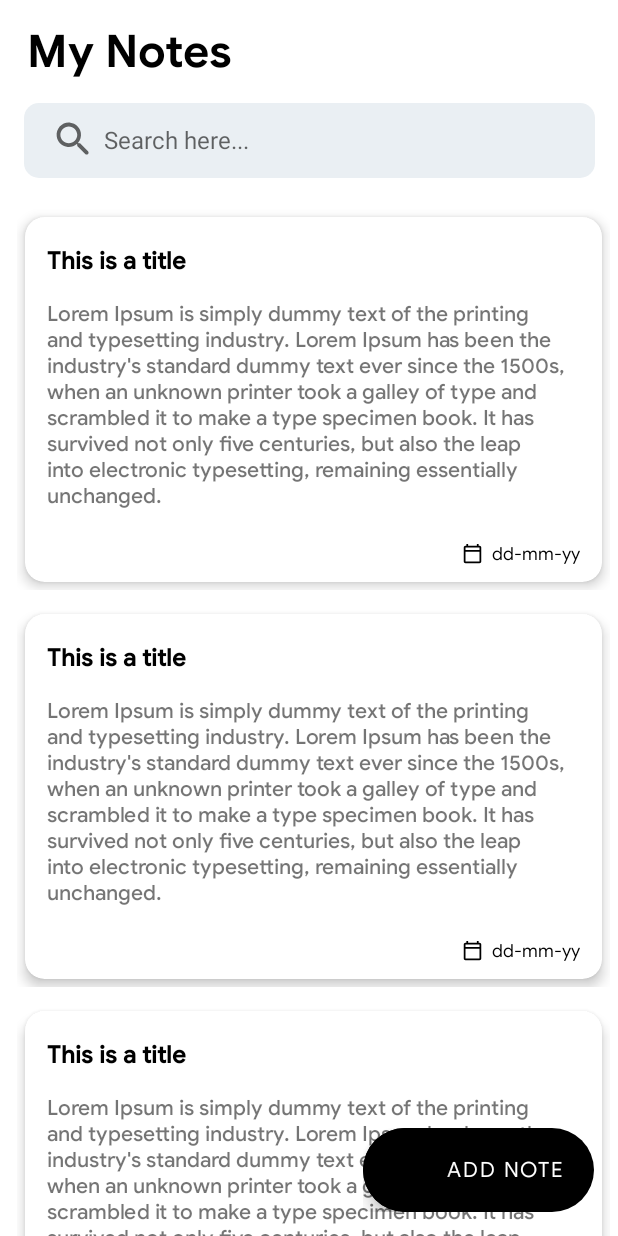
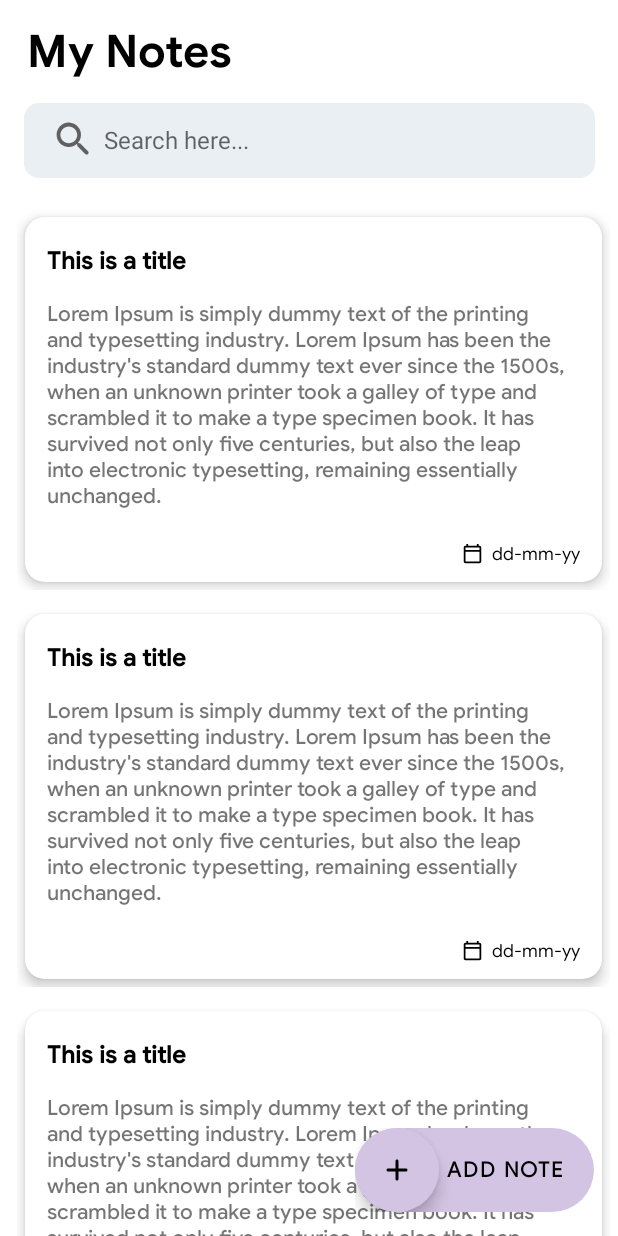
Before and after one commit to SunayanPradhan/NOTESNAP, an Android app: the layout fragment_note.xml on its own in the app's theme, with its tools: preview values and no code run, on a phone screen of 412 x 824 dp. Run offline under Robolectric (Android 15) with nearby library versions, the phone set to English and light mode, and no system bars.

Commit message:
Final Commit

```diff
--- a/app/build.gradle
+++ b/app/build.gradle
@@ -47,6 +47,7 @@ dependencies {
     testImplementation 'junit:junit:4.+'
     androidTestImplementation 'androidx.test.ext:junit:1.1.3'
     androidTestImplementation 'androidx.test.espresso:espresso-core:3.4.0'
+
 
     implementation 'androidx.legacy:legacy-support-v4:1.0.0'
     def lifecycle_version = "2.3.1"
--- a/app/src/main/AndroidManifest.xml
+++ b/app/src/main/AndroidManifest.xml
@@ -4,7 +4,7 @@
 
     <application
         android:allowBackup="true"
-        android:icon="@mipmap/ic_launcher"
+        android:icon="@drawable/notesnap_logo"
         android:label="@string/app_name"
         android:roundIcon="@mipmap/ic_launcher_round"
         android:supportsRtl="true"
@@ -13,9 +13,11 @@
             android:name=".activities.MainActivity"
             android:exported="true">
             <intent-filter>
+
                 <action android:name="android.intent.action.MAIN" />
 
                 <category android:name="android.intent.category.LAUNCHER" />
+
             </intent-filter>
         </activity>
     </application>
--- a/app/src/main/java/com/sunayanpradhan/notesnap/activities/MainActivity.kt
+++ b/app/src/main/java/com/sunayanpradhan/notesnap/activities/MainActivity.kt
@@ -5,6 +5,7 @@ import android.content.DialogInterface
 import androidx.appcompat.app.AppCompatActivity
 import android.os.Bundle
 import android.util.Log
+import android.view.Window
 import android.widget.Toast
 import androidx.fragment.app.Fragment
 import androidx.lifecycle.ViewModelProvider
@@ -18,6 +19,8 @@ import com.sunayanpradhan.notesnap.viewModel.NoteActivityViewModelFactory
 import java.lang.Exception
 
 class MainActivity : AppCompatActivity() {
+
+
 
     lateinit var noteActivityViewModel: NoteActivityViewModel
     lateinit var binding: ActivityMainBinding
--- a/app/src/main/java/com/sunayanpradhan/notesnap/viewModel/NoteActivityViewModel.kt
+++ b/app/src/main/java/com/sunayanpradhan/notesnap/viewModel/NoteActivityViewModel.kt
@@ -23,7 +23,7 @@ class NoteActivityViewModel (private val repository: NoteRepository):ViewModel()
 
 
     fun deleteNote(existingNote: Note)=viewModelScope.launch(Dispatchers.IO) {
-        repository.addNote(existingNote)
+        repository.deleteNote(existingNote)
     }
 
     fun searchNote(query:String):LiveData<List<Note>>
--- a/app/src/main/res/drawable-v24/fab_btn_corner.xml
+++ b/app/src/main/res/drawable-v24/fab_btn_corner.xml
@@ -6,6 +6,6 @@
         android:color="@android:color/black"/>
 
     <corners
-        android:radius="50dp"/>
+        android:radius="45dp"/>
 
 </shape>
--- a/app/src/main/res/layout/fragment_note.xml
+++ b/app/src/main/res/layout/fragment_note.xml
@@ -134,7 +134,7 @@
             android:orientation="horizontal"
             android:clipToPadding="false"
             android:background="@drawable/fab_btn_corner"
-            android:backgroundTint="@color/black"
+            android:backgroundTint="@color/purple"
             android:layout_margin="16dp">
 
             <com.google.android.material.floatingactionbutton.FloatingActionButton
@@ -142,8 +142,9 @@
                 android:layout_height="wrap_content"
                 android:layout_gravity="center_vertical"
                 android:id="@+id/inner_fab"
-                android:src="@drawable/ic_baseline_add_24"
-                android:backgroundTint="@color/black"
+                android:src="@drawable/ic_round_add_24"
+                android:backgroundTint="@color/purple"
+                android:background="@color/purple"
                 android:elevation="0dp"
                 android:tint="@color/white"
                 app:fabSize="normal"
@@ -159,8 +160,9 @@
                 android:id="@+id/chatFabText"
                 android:fontFamily="@font/google_sans_regular"
                 android:text="@string/add_note"
-                android:textColor="@color/white"
-                android:paddingStart="0dp"
+                android:textColor="@color/black"
+                android:textStyle="bold"
+                android:paddingStart="5dp"
                 android:paddingEnd="20dp"
                 android:layout_gravity="center_vertical"
                 android:textAppearance="@style/TextAppearance.MaterialComponents.Button">
--- a/app/src/main/res/layout/fragment_save_or_delete.xml
+++ b/app/src/main/res/layout/fragment_save_or_delete.xml
@@ -31,7 +31,8 @@
                 android:paddingTop="5dp"
                 android:paddingEnd="5dp"
                 android:paddingBottom="5dp"
-                android:src="@drawable/ic_round_arrow_back_24">
+                android:src="@drawable/ic_round_arrow_back_24"
+                android:visibility="gone">
 
             </ImageView>
 
--- a/app/src/main/res/layout/note_item_layout.xml
+++ b/app/src/main/res/layout/note_item_layout.xml
@@ -5,6 +5,8 @@
     <data>
 
     </data>
+
+
 
     <RelativeLayout
         android:layout_width="match_parent"
@@ -67,24 +69,24 @@
 
 
                 <com.google.android.material.textview.MaterialTextView
+                    android:id="@+id/noteDate"
                     android:layout_width="wrap_content"
                     android:layout_height="wrap_content"
-                    android:id="@+id/noteDate"
                     android:layout_below="@+id/noteContentItem"
+                    android:layout_alignParentEnd="true"
                     android:layout_marginStart="4dp"
                     android:layout_marginTop="8dp"
                     android:layout_marginEnd="4dp"
-                    android:padding="5dp"
                     android:drawableStart="@drawable/ic_outline_calendar_today_24"
                     android:drawablePadding="6dp"
+                    android:drawableTint="@color/black"
                     android:ellipsize="end"
                     android:fontFamily="@font/google_sans_regular"
+                    android:padding="5dp"
                     android:text="dd-mm-yy"
-                    android:layout_alignParentEnd="true"
-                    android:drawableTint="@color/black"
+                    android:textAlignment="textStart"
                     android:textColor="@color/black"
-                    android:textSize="12sp"
-                    android:textAlignment="textStart">
+                    android:textSize="12sp">
 
 
                 </com.google.android.material.textview.MaterialTextView>
```
Also changed, not shown: app/src/main/java/com/sunayanpradhan/notesnap/fragments/SaveOrDeleteFragment.kt (+43 -20 lines), app/src/main/java/com/sunayanpradhan/notesnap/fragments/noteFragment.kt (+2 -6 lines), app/src/main/res/drawable-v24/ic_round_add_24.xml (line endings or trailing spaces), app/src/main/res/drawable-v24/notesnap_logo.jpg (added), app/src/main/res/drawable-v24/round_add_black_24dp.png (added), app/src/main/res/drawable-v24/round_add_white_24dp.png (added).
